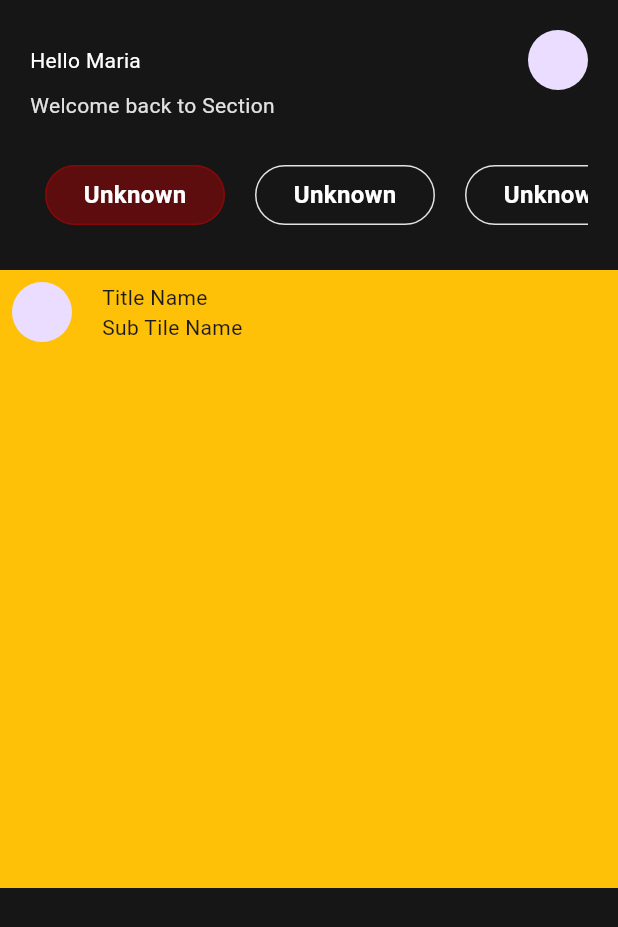
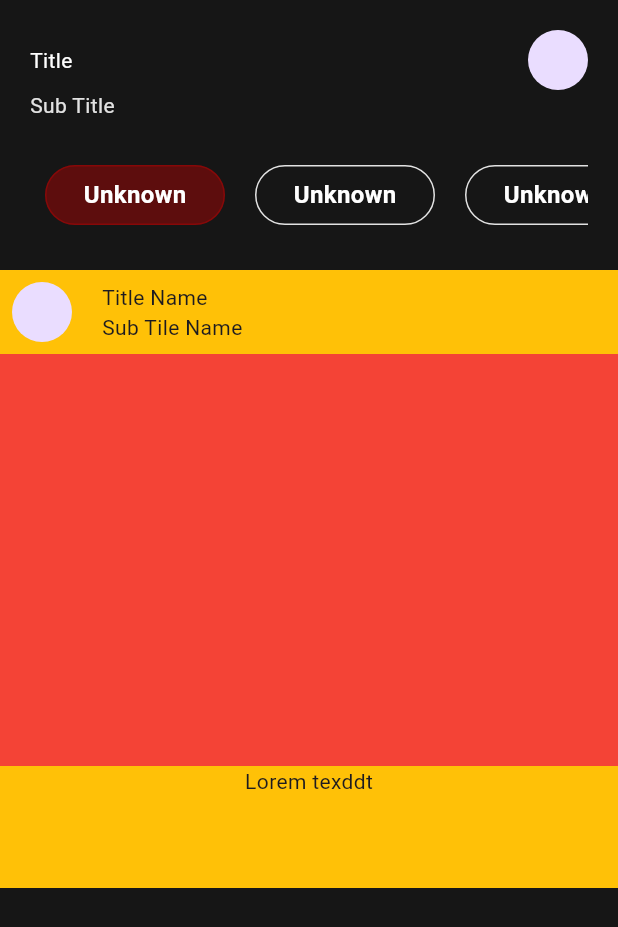
Before and after one commit to Roshandevelops/novi_test, a Flutter app: the HomeScreen screen opened directly, on a phone screen of 412 x 824 dp. Shown: the top 927 px of the screen. Run offline on Flutter 3.47's test engine with Material 3 defaults, Android fonts, the light colour scheme and no system bars; our stand-ins replace intl_phone_field; project files that could hold a hidden picture were left out.

Commit message:
home demo UI done using

```diff
--- /dev/null
+++ b/lib/domain/model/category_model.dart
@@ -0,0 +1,3 @@
+class CategoryModel {
+
+}
--- a/lib/presentation/home/home_screen.dart
+++ b/lib/presentation/home/home_screen.dart
@@ -26,14 +26,14 @@ class _HomeScreenState extends State<HomeScreen> {
                     mainAxisAlignment: MainAxisAlignment.spaceBetween,
                     children: [
                       Text(
-                        "Hello Maria",
+                        "Title",
                         style: TextStyle(color: KColorConstants.whiteColor),
                       ),
                       CircleAvatar(),
                     ],
                   ),
                   Text(
-                    "Welcome back to Section",
+                    "Sub Title",
                     style: TextStyle(color: KColorConstants.loremColor),
                   ),
                   SizedBox(
@@ -95,7 +95,11 @@ class _HomeScreenState extends State<HomeScreen> {
                       itemCount: 1,
                       itemBuilder: (context, index) {
                         return Container(
+                          width: double.infinity,
+                          height: MediaQuery.of(context).size.height * 1 / 2,
+                          color: Colors.amber,
                           child: Column(
+                            mainAxisAlignment: MainAxisAlignment.start,
                             children: [
                               Padding(
                                 padding: const EdgeInsets.all(8.0),
@@ -115,12 +119,18 @@ class _HomeScreenState extends State<HomeScreen> {
                                     ),
                                   ],
                                 ),
-                              )
+                              ),
+                              Container(
+                                width: double.infinity,
+                                height:
+                                    MediaQuery.of(context).size.height * 1 / 3,
+                                decoration: BoxDecoration(
+                                  color: Colors.red,
+                                ),
+                              ),
+                              Text("Lorem texddt"),
                             ],
                           ),
-                          width: double.infinity,
-                          height: MediaQuery.of(context).size.height * 1 / 2,
-                          color: Colors.amber,
                         );
                       },
                     ),
```
Also changed, not shown: lib/domain/model/user_model.dart (deleted).
